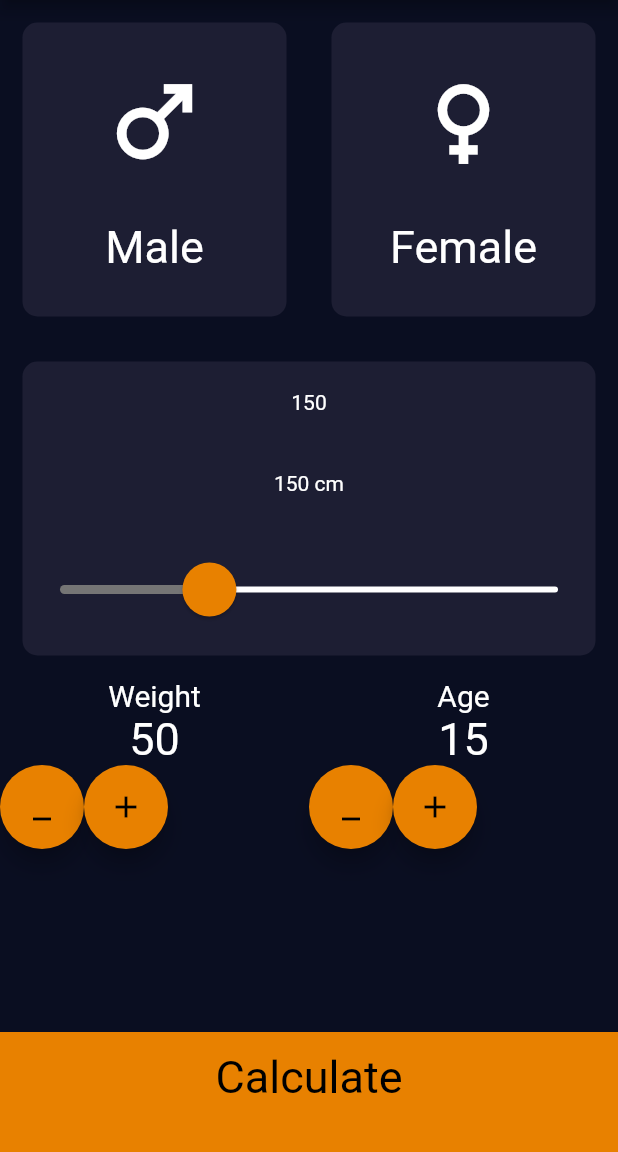
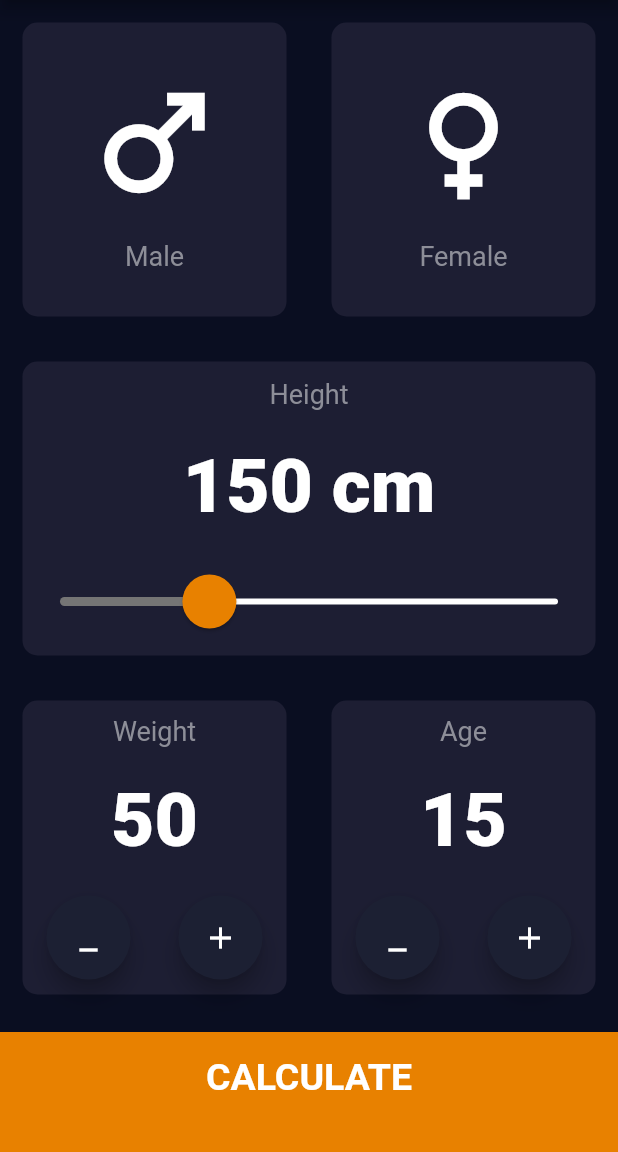
Before and after one commit to roshanjustin0010/BMI_calculator, a Flutter app: the screen it shows after launch, on a phone screen of 412 x 824 dp, the part 84-1236 px from its top. Run offline on Flutter 3.47's test engine with Material 2 defaults, Android fonts, the phone set to English and light mode, and no system bars.

Commit message:
homepg clean

```diff
--- a/lib/Home_page.dart
+++ b/lib/Home_page.dart
@@ -3,7 +3,9 @@ import 'package:bmi_calulator/slider_height.dart';
 import 'package:flutter/material.dart';
 
 import 'Result_pg.dart';
+import 'bottombtn.dart';
 import 'calculate.dart';
+import 'floatbutton.dart';
 import 'usable_card.dart';
 
 class Home_pg extends StatefulWidget {
@@ -17,30 +19,6 @@ class _Home_pgState extends State<Home_pg> {
   int weight = 50;
   int age = 15;
   int height = 150;
-
-  void _addweight() {
-    setState(() {
-      weight++;
-    });
-  }
-
-  void _subweight() {
-    setState(() {
-      weight--;
-    });
-  }
-
-  void _addage() {
-    setState(() {
-      age++;
-    });
-  }
-
-  void _subage() {
-    setState(() {
-      age--;
-    });
-  }
 
   //result=(_weight/_height/_height)*10000;
   @override
@@ -61,16 +39,19 @@ class _Home_pgState extends State<Home_pg> {
                 Expanded(
                   child: Usablecard(
                     cardChild: Column(
-                      mainAxisAlignment: MainAxisAlignment.spaceEvenly,
+                      mainAxisAlignment: MainAxisAlignment.center,
                       children: [
                         Icon(
                           Icons.male,
-                          size: 75,
+                          size: 100.0,
                           semanticLabel: 'male',
+                        ),
+                        SizedBox(
+                          height: 15.0,
                         ),
                         Text(
                           'Male',
-                          style: TextStyle(fontSize: 30),
+                          style: kLabelTextStyle,
                         )
                       ],
                     ),
@@ -81,20 +62,24 @@ class _Home_pgState extends State<Home_pg> {
                 Expanded(
                   child: Usablecard(
                     cardChild: Column(
-                    mainAxisAlignment: MainAxisAlignment.spaceEvenly,
+                      mainAxisAlignment: MainAxisAlignment.center,
                       children: [
                         Icon(
                           Icons.female,
-                        size: 75,
+                          size: 100.0,
                           semanticLabel: 'Female',
+                        ),
+                        SizedBox(
+                          height: 15.0,
                         ),
                         Text(
                           'Female',
-                        style: TextStyle(fontSize: 30),
+                          style: kLabelTextStyle,
                         )
                       ],
                     ),
-                )),
+                  ),
+                ),
               ],
             ),
           ),
@@ -119,83 +104,100 @@ class _Home_pgState extends State<Home_pg> {
               ),
             ),
           ),
+
           //end of height slider
 
           //weight age box
 
           Expanded(
             child: Row(
+              crossAxisAlignment: CrossAxisAlignment.stretch,
               children: [
                 //weight box
                 Expanded(
-                  child: Column(
+                  child: Usablecard(
+                    cardChild: Column(
+                      mainAxisAlignment: MainAxisAlignment.spaceAround,
                       children: [
                         Text(
                           'Weight',
-                        style: TextStyle(fontSize: 20),
+                          style: kLabelTextStyle,
                         ),
 
                         Text(
                           '$weight',
-                        style: TextStyle(fontSize: 30),
+                          style: kNumberTextStyle,
                         ),
 
                         //+ - button
                         Row(
+                          mainAxisAlignment: MainAxisAlignment.spaceAround,
                           children: [
-                          FloatingActionButton(
-                            onPressed: _subweight,
-                            backgroundColor: Color(0xFFE88100),
-                            child: Icon(Icons.minimize),
-                            heroTag: "btn3",
+                            Actionbutton(
+                              onpress: () {
+                                setState(() {
+                                  weight--;
+                                });
+                              },
+                              icon: Icons.minimize,
                             ),
-                          FloatingActionButton(
-                            onPressed: _addweight,
-                            backgroundColor: Color(0xFFE88100),
-                            child: Icon(Icons.add),
-                            heroTag: "btn4",
-                          )
+                            Actionbutton(
+                              onpress: () {
+                                setState(() {
+                                  weight++;
+                                });
+                              },
+                              icon: Icons.add,
+                            ),
                           ],
                         ),
                         //end + - button
                       ],
                     ),
                   ),
+                ),
 
                 //Age box
                 Expanded(
-                  child: Column(
+                  child: Usablecard(
+                    cardChild: Column(
+                      mainAxisAlignment: MainAxisAlignment.spaceAround,
                       children: [
                         Text(
                           'Age',
-                        style: TextStyle(fontSize: 20),
+                          style: kLabelTextStyle,
                         ),
 
                         Text(
                           '$age',
-                        style: TextStyle(fontSize: 30),
+                          style: kNumberTextStyle,
                         ),
 
                         //+ - button
                         Row(
+                          mainAxisAlignment: MainAxisAlignment.spaceAround,
                           children: [
-                          FloatingActionButton(
-                            onPressed: _subage,
-                            backgroundColor: Color(0xFFE88100),
-                            child: Icon(Icons.minimize),
-                            heroTag: "btn1",
+                            Actionbutton(
+                              onpress: () {
+                                setState(() {
+                                  age--;
+                                });
+                              },
+                              icon: Icons.minimize,
                             ),
-                          FloatingActionButton(
-                            onPressed: _addage,
-                            backgroundColor: Color(0xFFE88100),
-                            child: Icon(Icons.add),
-                            heroTag: "btn2",
-                          )
+                            Actionbutton(
+                              onpress: () {
+                                setState(() {
+                                  age++;
+                                });
+                              },
+                              icon: Icons.add,
+                            ),
                           ],
                         ),
-
                         //end + - button
                       ],
+                    ),
                   ),
                 ),
               ],
@@ -225,18 +227,7 @@ class _Home_pgState extends State<Home_pg> {
                         txtcol: txtcolr,
                       )));
             },
-            child: Container(
-              width: double.infinity,
-              margin: EdgeInsets.only(top: 10.0),
-              padding: EdgeInsets.only(bottom: 20.0),
-              color: Color(0xFFE88100),
-              height: kBottomContainerHeight,
-              child: Center(
-                  child: Text(
-                'Calculate',
-                style: TextStyle(fontSize: 30, color: Colors.black),
-              )),
-            ),
+            child: Bottombutton(),
           ),
         ],
       ),
--- /dev/null
+++ b/lib/age_weight_add_sub.dart
@@ -0,0 +1,5 @@
+class Data {
+  Data({this.weightd, this.aged});
+  final int aged;
+  final int weightd;
+}
--- /dev/null
+++ b/lib/bottombtn.dart
@@ -0,0 +1,25 @@
+import 'package:flutter/material.dart';
+
+import 'constants.dart';
+
+class Bottombutton extends StatelessWidget {
+  const Bottombutton({
+    Key? key,
+  }) : super(key: key);
+
+  @override
+  Widget build(BuildContext context) {
+    return Container(
+      width: double.infinity,
+      margin: EdgeInsets.only(top: 10.0),
+      padding: EdgeInsets.only(bottom: 20.0),
+      color: Color(0xFFE88100),
+      height: kBottomContainerHeight,
+      child: Center(
+          child: Text(
+        'CALCULATE',
+        style: kLargeButtonTextStyle,
+      )),
+    );
+  }
+}
--- a/lib/constants.dart
+++ b/lib/constants.dart
@@ -4,6 +4,7 @@ const kBottomContainerHeight = 80.0;
 const kActiveCardColour = Color(0xFF1D1E33);
 const kInactiveCardColour = Color(0xFF111328);
 const kBottomContainerColour = Color(0xFFEB1555);
+const kFloatIconColor = Color(0xFF1C2033);
 
 const kLabelTextStyle = TextStyle(
   fontSize: 18.0,
--- /dev/null
+++ b/lib/floatbutton.dart
@@ -0,0 +1,21 @@
+import 'package:flutter/material.dart';
+
+import 'constants.dart';
+
+class Actionbutton extends StatelessWidget {
+  Actionbutton({required this.onpress, required this.icon});
+  final void Function() onpress;
+  final IconData icon;
+
+  @override
+  Widget build(BuildContext context) {
+    return FloatingActionButton(
+      onPressed: onpress,
+      backgroundColor: kFloatIconColor,
+      child: Icon(
+        icon,
+        color: Colors.white,
+      ),
+    );
+  }
+}
--- a/lib/slider_height.dart
+++ b/lib/slider_height.dart
@@ -1,4 +1,6 @@
 import 'package:flutter/material.dart';
+
+import 'constants.dart';
 
 class Heightslider extends StatelessWidget {
   Heightslider({required this.height, required this.slide});
@@ -11,7 +13,7 @@ class Heightslider extends StatelessWidget {
       mainAxisAlignment: MainAxisAlignment.spaceAround,
       children: [
         Text(
-          height.toString(),
+          'Height',
           style: kLabelTextStyle,
         ),
 
--- a/lib/usable_card.dart
+++ b/lib/usable_card.dart
@@ -9,7 +9,7 @@ class Usablecard extends StatelessWidget {
   @override
   Widget build(BuildContext context) {
     return Container(
-      margin: EdgeInsets.all(15.0),
+      margin: const EdgeInsets.all(15.0),
       decoration: BoxDecoration(
         borderRadius: BorderRadius.circular(10.0),
         color: kActiveCardColour,
```
Lines whose indentation alone changed are shown as unchanged.
